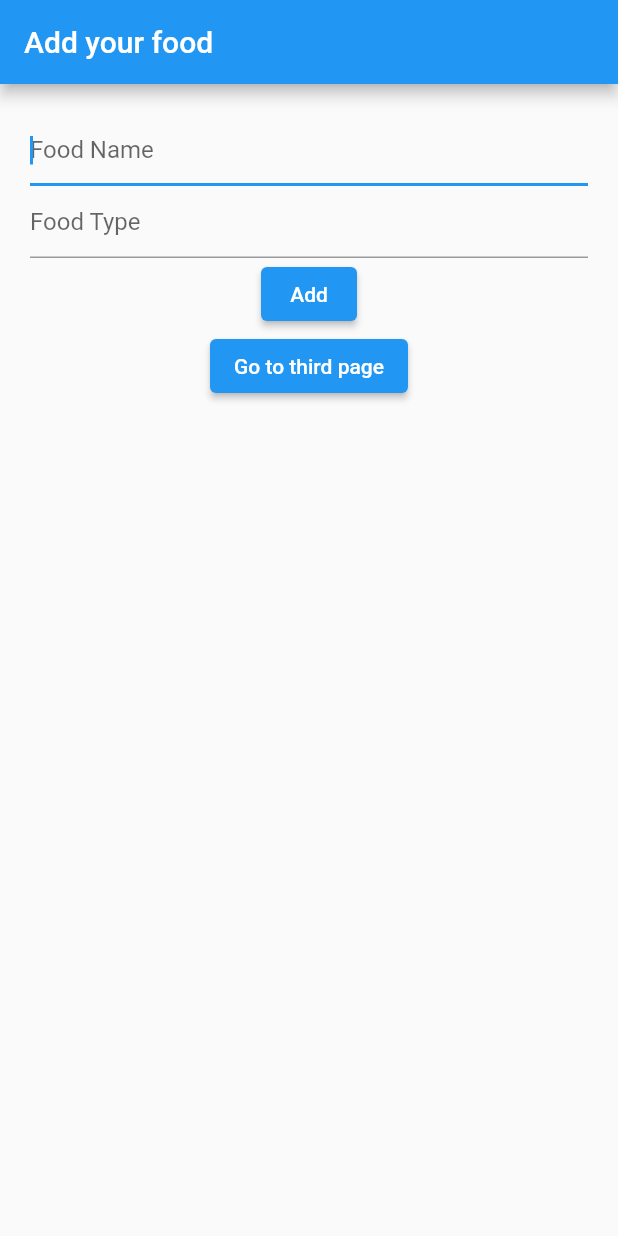
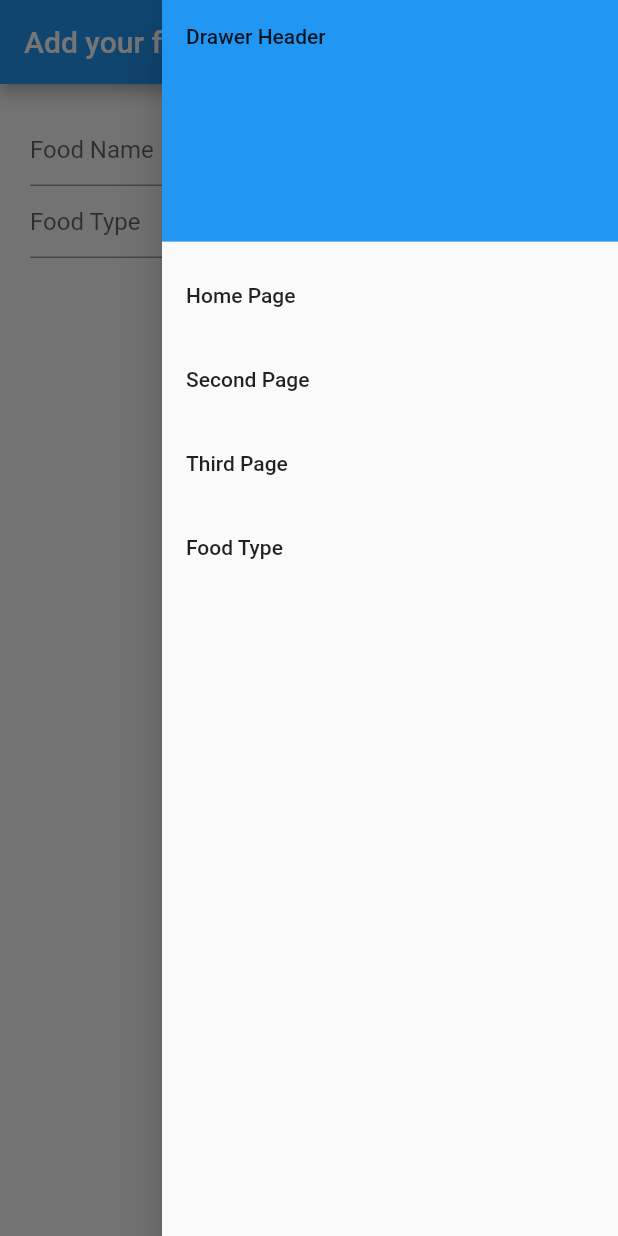
Before and after one commit to dumitriucristian/foodApp, a Flutter app: the screen it shows after launch, with the side drawer open (before the commit the screen has no drawer), on a phone screen of 412 x 824 dp. Run offline on Flutter 3.47's test engine with Material 2 defaults, Android fonts, the phone set to English and light mode, and no system bars; our stand-ins replace cloud_firestore, firebase_core, get; accounts and stored records are empty.

```diff
--- /dev/null
+++ b/lib/Components/MainNav.dart
@@ -0,0 +1,46 @@
+import 'package:flutter/material.dart';
+import 'package:get/get.dart';
+import 'package:flutter_app_test/Views/HomePage.dart';
+import 'package:flutter_app_test/Views/SecondPage.dart';
+import 'package:flutter_app_test/Views/ThirdPage.dart';
+import 'package:flutter_app_test/Views/FoodType.dart';
+import 'package:firebase_core/firebase_core.dart';
+
+class MainNav extends StatelessWidget {
+  final Future<FirebaseApp> _initialization = Firebase.initializeApp();
+  @override
+  Widget build(BuildContext context) {
+    return Drawer(
+      child: ListView(children: [
+        DrawerHeader(
+          child: Text('Drawer Header'),
+          decoration: BoxDecoration(color: Colors.blue),
+        ),
+        ListTile(
+            title: Text('Home Page'),
+            onTap: () {
+              Navigator.pop(context);
+              Get.to(HomePage());
+            }),
+        ListTile(
+            title: Text('Second Page'),
+            onTap: () {
+              Navigator.pop(context);
+              Get.to(SecondPage());
+            }),
+        ListTile(
+            title: Text('Third Page'),
+            onTap: () {
+              Navigator.pop(context);
+              Get.to(ThirdPage());
+            }),
+        ListTile(
+            title: Text('Food Type'),
+            onTap: () {
+              Navigator.pop(context);
+              Get.to(FoodType());
+            }),
+      ]),
+    );
+  }
+}
--- a/lib/Views/HomePage.dart
+++ b/lib/Views/HomePage.dart
@@ -2,9 +2,8 @@ import 'package:flutter/material.dart';
 import 'package:get/get.dart';
 import 'package:flutter_app_test/Model/Food.dart';
 import 'package:flutter_app_test/Controllers/FoodsController.dart';
+import 'package:flutter_app_test/Components/MainNav.dart';
 import 'package:flutter_app_test/Views/SecondPage.dart';
-import 'package:firebase_core/firebase_core.dart';
-import 'package:cloud_firestore/cloud_firestore.dart';
 import 'package:flutter_app_test/Views/ThirdPage.dart';
 
 class HomePage extends StatelessWidget {
@@ -13,6 +12,7 @@ class HomePage extends StatelessWidget {
   @override
   Widget build(BuildContext context) {
     return Scaffold(
+      endDrawer: MainNav(),
       appBar: AppBar(
         title: Text('Add your food'),
       ),
--- a/lib/Views/SecondPage.dart
+++ b/lib/Views/SecondPage.dart
@@ -1,20 +1,23 @@
 import 'package:flutter/material.dart';
 import 'package:get/get.dart';
 import 'package:flutter_app_test/Controllers/FoodsController.dart';
+import 'package:flutter_app_test/Components/MainNav.dart';
 
 class SecondPage extends StatelessWidget {
   final FoodsController ctrl = Get.find();
   @override
   Widget build(BuildContext context) {
     return Scaffold(
+      endDrawer: MainNav(),
       appBar: AppBar(
-        leading: new IconButton(
+        /* leading: new IconButton(
           icon: new Icon(Icons.arrow_back),
           onPressed: () {
             Get.back();
             ctrl.clearTextInput();
           },
         ),
+        */
         title: Text('Pentru mine'),
       ),
       body: Column(
--- a/lib/Views/ThirdPage.dart
+++ b/lib/Views/ThirdPage.dart
@@ -1,13 +1,13 @@
 import 'package:flutter/material.dart';
 import 'package:get/get.dart';
 import 'package:cloud_firestore/cloud_firestore.dart';
-import 'package:firebase_core/firebase_core.dart';
+import 'package:flutter_app_test/Components/MainNav.dart';
 
 class ThirdPage extends StatelessWidget {
-  final Future<FirebaseApp> _initialization = Firebase.initializeApp();
   @override
   Widget build(BuildContext context) {
     return Scaffold(
+      endDrawer: MainNav(),
       appBar: AppBar(
         leading: new IconButton(
           icon: new Icon(Icons.arrow_back),
--- a/lib/main.dart
+++ b/lib/main.dart
@@ -1,7 +1,6 @@
 import 'package:flutter/material.dart';
 import 'package:get/get.dart';
 import 'package:flutter_app_test/Views/HomePage.dart';
-import 'package:firebase_core/firebase_core.dart';
 
 void main() {
   runApp(MyApp());
```
Also changed, not shown: lib/Views/FoodType.dart (added, +94 -0 lines).
